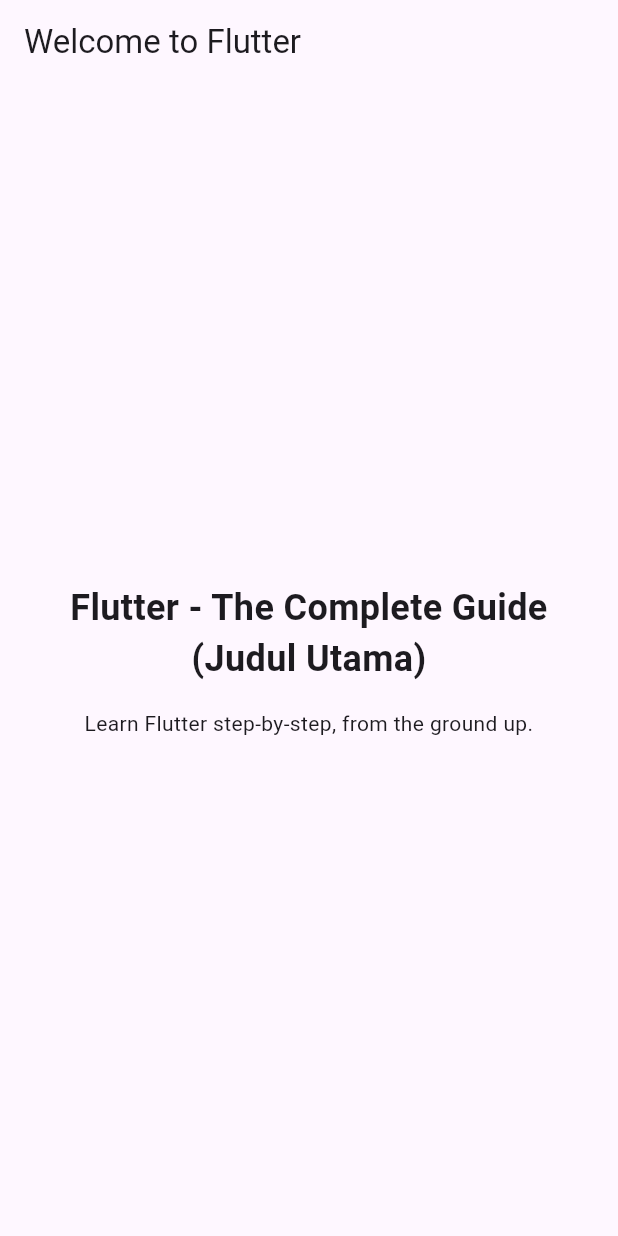
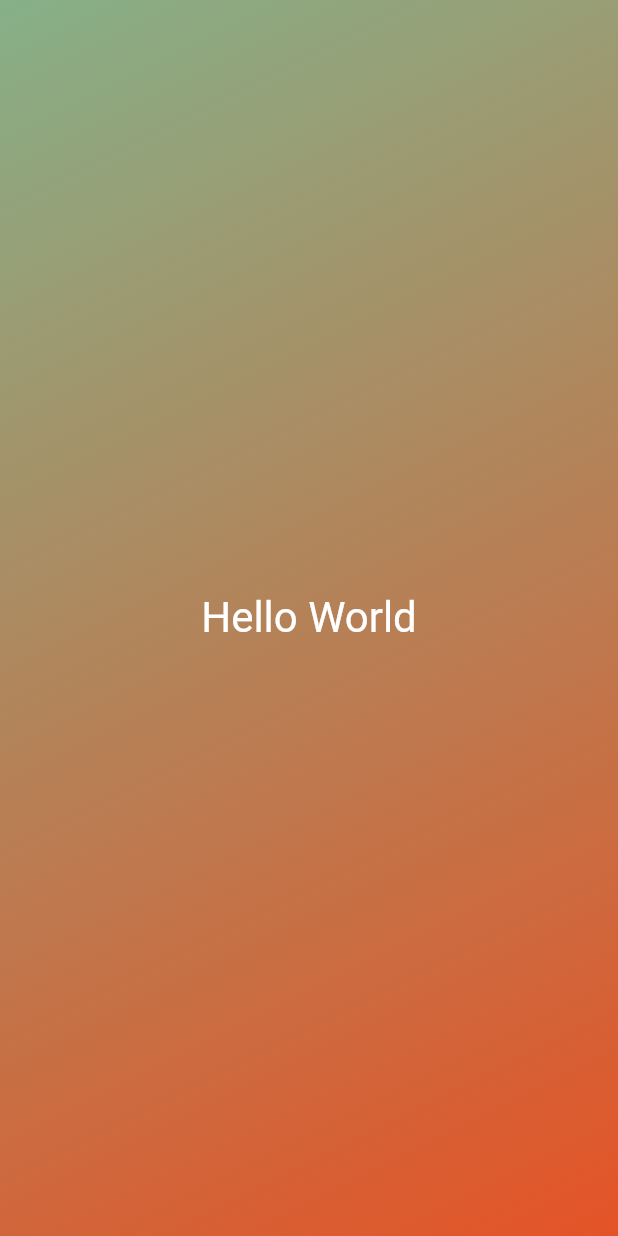
Before and after one commit to kodesh87/flutter_dart_the_complete_guide_2023_edition, a Flutter app: the screen it shows after launch, on a phone screen of 412 x 824 dp. Run offline on Flutter 3.47's test engine with Material 2 defaults, Android fonts, the phone set to English and light mode, and no system bars.

Commit message:
Lesson #32

```diff
--- a/first_app/lib/main.dart
+++ b/first_app/lib/main.dart
@@ -1,54 +1,30 @@
 import 'package:flutter/material.dart';
 
 void main() {
-  runApp(const MyApp());
-}
-
-// With Flutter, you create user interfaces by combining "widgets"
-// You'll learn all about them (and much more) throughout this course!
-class MyApp extends StatelessWidget {
-  const MyApp({super.key});
-
-  // Every custom widget must have a build() method
-  // It tells Flutter, which widgets make up your custom widget
-  // Again: You'll learn all about that throughout the course!
-  @override
-  Widget build(BuildContext context) {
-    // Below, a bunch of built-in widgets are used (provided by Flutter)
-    // They will be explained in the next sections
-    // In this course, you will, of course, not just use them a lot but
-    // also learn about many other widgets!
-    return MaterialApp(
-      title: 'Flutter First App',
-      theme: ThemeData(useMaterial3: true),
-      home: Scaffold(
-        appBar: AppBar(
-          title: const Text('Welcome to Flutter'),
+  runApp(MaterialApp(
+    home: Scaffold(
+      // backgroundColor: Color.fromARGB(255, 134, 176, 136),
+      body: Container(
+        decoration: const BoxDecoration(
+          gradient: LinearGradient(
+            colors: [
+              Color.fromARGB(255, 134, 176, 136),
+              Color.fromARGB(255, 228, 83, 39),
+            ],
+            begin: Alignment.topLeft,
+            end: Alignment.bottomRight,
+          ),
         ),
-        body: Container(
-          width: double.infinity,
-          padding: const EdgeInsets.all(12),
-          child: Column(
-            mainAxisAlignment: MainAxisAlignment.center,
-            crossAxisAlignment: CrossAxisAlignment.center,
-            children: const [
-              Text(
-                'Flutter - The Complete Guide (Judul Utama)',
-                textAlign: TextAlign.center,
-                style: TextStyle(
-                  fontSize: 24,
-                  fontWeight: FontWeight.bold,
-                ),
-              ),
-              SizedBox(height: 16),
-              Text(
-                'Learn Flutter step-by-step, from the ground up.',
-                textAlign: TextAlign.center,
-              ),
-            ],
+        child: const Center(
+          child: Text(
+            "Hello World",
+            style: TextStyle(
+              fontSize: 28,
+              color: Colors.white,
+            ),
           ),
         ),
       ),
-    );
-  }
+    ),
+  ));
 }
```
